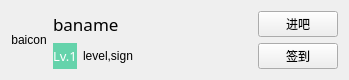
Before: the Qt Designer form resf/ba_item.ui in clb-128258/TiebaDesktop, drawn with Qt 5.
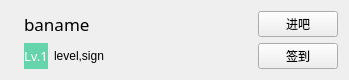
After: the same form once the commit is applied.

Patch:
```diff
--- a/resf/ba_item.ui
+++ b/resf/ba_item.ui
@@ -21,7 +21,7 @@
    <item row="0" column="0" rowspan="2">
     <widget class="QLabel" name="label">
      <property name="text">
-      <string>baicon</string>
+      <string/>
      </property>
      <property name="alignment">
       <set>Qt::AlignCenter</set>
```
